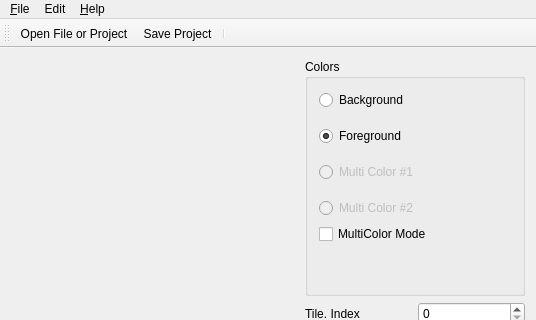
Old version of the form src/mainwindow.ui in the repository ricardoquesada/vchar64; both pictures show x 0 to 536 and y 0 to 320 of the 536 by 527 pixel window.
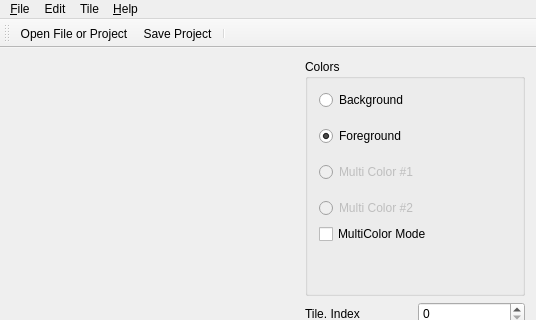
New version of the form. Icons and pictures are not drawn. Custom widgets are drawn as their Qt base class.

Diff of the .ui file:
```diff
--- a/src/mainwindow.ui
+++ b/src/mainwindow.ui
@@ -267,8 +267,15 @@
     <addaction name="actionAboutQt"/>
     <addaction name="actionReportBug"/>
    </widget>
+   <widget class="QMenu" name="menuTile">
+    <property name="title">
+     <string>Tile</string>
+    </property>
+    <addaction name="actionTilesProperties"/>
+   </widget>
    <addaction name="menu_File"/>
    <addaction name="menuEdit"/>
+   <addaction name="menuTile"/>
    <addaction name="menuHelp"/>
   </widget>
   <action name="actionOpen">
```
Left out of the diff: 2 changed lines with no effect on the pictures.
